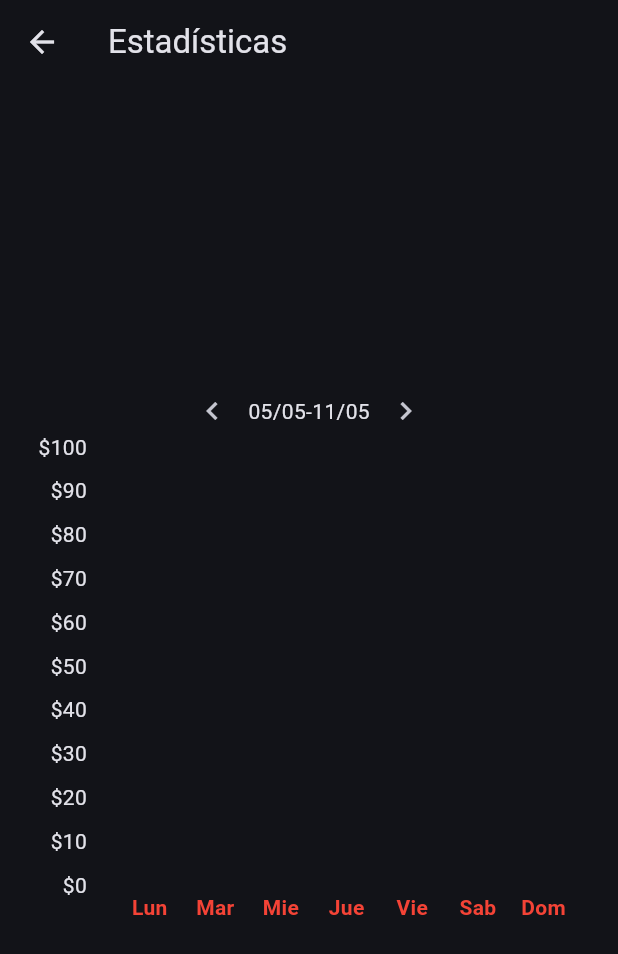
After one commit to EAhumada08/gasto-0, a Flutter app: the Statistics screen opened by its route, after a tap on the "chevron left" icon, on a phone screen of 412 x 824 dp. The commit adds this screen. Shown: the top 954 px of the screen. Run offline on Flutter 3.47's test engine with Material 3 defaults, Android fonts, the phone set to English and light mode, and no system bars; drawn by our look-alikes of fl_chart; our stand-ins replace flutter_secure_storage; accounts and stored records are empty.

Commit message:
Agregar pantalla de estadísticas y gráfico de gastos semanales; actualizar rutas y dependencias(FlChart)

```diff
--- /dev/null
+++ b/devtools_options.yaml
@@ -0,0 +1,3 @@
+description: This file stores settings for Dart & Flutter DevTools.
+documentation: https://docs.flutter.dev/tools/devtools/extensions#configure-extension-enablement-states
+extensions:
--- /dev/null
+++ b/lib/Models/expense.dart
@@ -0,0 +1,13 @@
+class Expense {
+  final String descpription;
+  final double amount;
+  final String category;
+  final DateTime date;
+
+  const Expense({
+    required this.descpription,
+    required this.amount,
+    required this.category,
+    required this.date,
+  });
+}
--- /dev/null
+++ b/lib/features/gastos/screens/statistics.dart
@@ -0,0 +1,35 @@
+import 'package:fl_chart/fl_chart.dart';
+import 'package:flutter/material.dart';
+import 'package:gasto_0/Models/expense.dart';
+import 'package:gasto_0/features/gastos/widgets/weekly_expenses_chart.dart';
+
+class Statistics extends StatelessWidget {
+  const Statistics({super.key});
+
+  @override
+  Widget build(BuildContext context) {
+    return Scaffold(
+        appBar: AppBar(
+          title: const Text('Estadísticas'),
+        ),
+        body: Center(
+          child: WeeklyExpensesChart(expenses: <Expense>[
+            Expense(
+                descpription: 'Gasto',
+                amount: 1500,
+                category: 'Gasto',
+                date: DateTime(2025, 5, 15)),
+            Expense(
+                descpription: 'Gasto',
+                amount: 500,
+                category: 'Gasto',
+                date: DateTime(2025, 5, 12)),
+            Expense(
+                descpription: 'Gasto',
+                amount: 100,
+                category: 'Gasto',
+                date: DateTime(2025, 5, 18))
+          ]),
+        ));
+  }
+}
--- /dev/null
+++ b/lib/features/gastos/widgets/weekly_expenses_chart.dart
@@ -0,0 +1,198 @@
+import 'package:fl_chart/fl_chart.dart';
+import 'package:flutter/material.dart';
+import 'package:gasto_0/Models/expense.dart';
+import 'package:intl/intl.dart';
+
+class WeeklyExpensesChart extends StatefulWidget {
+  final List<Expense> expenses;
+
+  const WeeklyExpensesChart({super.key, required this.expenses});
+
+  @override
+  State<WeeklyExpensesChart> createState() => _WeeklyExpensesChartState();
+}
+
+class _WeeklyExpensesChartState extends State<WeeklyExpensesChart> {
+  DateTimeRange selectedWeek = _getCurrentWeek();
+
+  static DateTimeRange _getCurrentWeek() {
+    final now = DateTime.now();
+    final start = now.subtract(Duration(days: now.weekday - 1));
+    return DateTimeRange(
+        start: DateTime(start.year, start.month, start.day),
+        end: start.add(const Duration(days: 6)));
+  }
+
+  @override
+  Widget build(BuildContext context) {
+    final weeklyExpenses = widget.expenses
+        .where((expense) =>
+            (expense.date.isAfter(selectedWeek.start) ||
+                expense.date.isAtSameMomentAs(selectedWeek.start)) &&
+            (expense.date.isBefore(selectedWeek.end) ||
+                expense.date.isAtSameMomentAs(selectedWeek.end)))
+        .toList();
+
+    List<DateTime> weeklyDates = [];
+    for (int i = 0; i < 7; i++) {
+      weeklyDates.add(DateTime(selectedWeek.start.year,
+          selectedWeek.start.month, selectedWeek.start.day + i));
+    }
+
+    final dailyData = _processExpensesByDay(weeklyExpenses, weeklyDates);
+
+    return AspectRatio(
+      aspectRatio: 1,
+      child: Padding(
+        padding: const EdgeInsets.all(16.0),
+        child: Column(
+          crossAxisAlignment: CrossAxisAlignment.stretch,
+          children: [
+            Row(
+              mainAxisSize: MainAxisSize.min,
+              mainAxisAlignment: MainAxisAlignment.center,
+              children: [
+                IconButton(
+                    onPressed: () => _changeWeek(-1),
+                    icon: const Icon(Icons.chevron_left)),
+                Text('${DateFormat('dd/MM').format(selectedWeek.start)}-'
+                    '${DateFormat('dd/MM').format(selectedWeek.end)}'),
+                IconButton(
+                    onPressed: () => _changeWeek(1),
+                    icon: Icon(Icons.chevron_right)),
+              ],
+            ),
+            Expanded(
+              child: BarChart(BarChartData(
+                  maxY: _calculateMaxY(dailyData),
+                  barGroups: _buildBarGroups(dailyData),
+                  titlesData: _buildTitlesData(),
+                  gridData: FlGridData(show: false),
+                  borderData: FlBorderData(show: false))),
+            )
+          ],
+        ),
+      ),
+    );
+  }
+
+  List<BarChartGroupData> _buildBarGroups(Map<DateTime, double> dailyData) {
+    final sortedDates = dailyData.keys.toList()..sort();
+
+    return List.generate(sortedDates.length, (index) {
+      final date = sortedDates[index];
+      final amount = dailyData[date]!;
+
+      return BarChartGroupData(
+        x: index,
+        barRods: [
+          BarChartRodData(
+            toY: amount,
+            color: Colors.blue,
+            width: 20,
+            borderRadius: BorderRadius.circular(5),
+          ),
+        ],
+      );
+    });
+  }
+
+  FlTitlesData _buildTitlesData() {
+    return FlTitlesData(
+      show: true,
+      topTitles: AxisTitles(
+          sideTitles: SideTitles(showTitles: false, reservedSize: 0)),
+      bottomTitles: AxisTitles(
+          sideTitles: SideTitles(
+              getTitlesWidget: bottomTitles,
+              showTitles: true,
+              reservedSize: 40)),
+      rightTitles: AxisTitles(sideTitles: SideTitles(showTitles: false)),
+      leftTitles: AxisTitles(
+          sideTitles: SideTitles(
+              showTitles: true, getTitlesWidget: leftTitles, reservedSize: 50)),
+    );
+  }
+
+  Widget leftTitles(double value, TitleMeta meta) {
+    final Widget text = Text(
+      '\$${value.toInt()}',
+      style: const TextStyle(
+        fontSize: 14,
+      ),
+    );
+
+    return SideTitleWidget(
+      meta: meta,
+      space: 8,
+      child: text,
+    );
+  }
+
+  Widget bottomTitles(double value, TitleMeta meta) {
+    final titles = <String>['Lun', 'Mar', 'Mie', 'Jue', 'Vie', 'Sab', 'Dom'];
+
+    final Widget text = Text(
+      titles[value.toInt()],
+      style: const TextStyle(
+        color: Colors.red,
+        fontWeight: FontWeight.bold,
+        fontSize: 14,
+      ),
+    );
+    return SideTitleWidget(
+      meta: meta,
+      space: 5,
+      child: text,
+    );
+  }
+
+  double _calculateMaxY(Map<DateTime, double> dailyData) {
+    double maxY = 0;
+    for (var value in dailyData.values) {
+      if (value > maxY) {
+        maxY = value;
+      }
+    }
+    return maxY + 100;
+  }
+
+  Map<DateTime, double> _processExpensesByDay(
+      List<Expense> expenses, List<DateTime> weeklyDates) {
+    final dailyExpenses = <DateTime, double>{};
+
+    for (var expense in expenses) {
+      final date = DateTime(
+        expense.date.year,
+        expense.date.month,
+        expense.date.day,
+      );
+
+      dailyExpenses.update(
+        date,
+        (value) => value + expense.amount,
+        ifAbsent: () => expense.amount,
+      );
+    }
+
+    for (var date in weeklyDates) {
+      dailyExpenses.putIfAbsent(date, () => 0);
+    }
+    return dailyExpenses;
+  }
+
+  void _changeWeek(int delta) {
+    setState(() {
+      final duration = Duration(days: 7);
+      if (delta < 0) {
+        selectedWeek = DateTimeRange(
+            start: selectedWeek.start.subtract(duration),
+            end: selectedWeek.end.subtract(duration));
+      } else {
+        selectedWeek = DateTimeRange(
+            start: selectedWeek.start.add(duration),
+            end: selectedWeek.end.add(duration));
+      }
+    });
+  }
+}
--- a/lib/features/home/widgets/drawer_menu.dart
+++ b/lib/features/home/widgets/drawer_menu.dart
@@ -4,7 +4,9 @@ import 'package:gasto_0/features/auth/screens/login.dart';
 Widget drawerMenu(BuildContext context) {
   return Drawer(
     child: SafeArea(
-      child: Expanded(
+      child: Column(
+        children: [
+          Expanded(
             child: ListView(
               padding: EdgeInsets.zero,
               children: <Widget>[
@@ -36,6 +38,10 @@ Widget drawerMenu(BuildContext context) {
                 ListTile(
                   leading: Icon(Icons.stacked_line_chart_sharp),
                   title: Text('Estadisticas'),
+                  onTap: () => Navigator.pushNamed(
+                    context,
+                    '/statistics',
+                  ),
                 ),
                 Divider(
                   height: 1,
@@ -58,6 +64,8 @@ Widget drawerMenu(BuildContext context) {
               ],
             ),
           ),
+        ],
+      ),
     ),
   );
 }
--- a/lib/routes/routes.dart
+++ b/lib/routes/routes.dart
@@ -1,6 +1,7 @@
 import 'package:flutter/widgets.dart';
 import 'package:gasto_0/features/auth/screens/login.dart';
 import 'package:gasto_0/features/gastos/screens/agregar_gasto.dart';
+import 'package:gasto_0/features/gastos/screens/statistics.dart';
 import 'package:gasto_0/features/home/screens/dashboard.dart';
 
 Map<String, WidgetBuilder> generateRoutes() {
@@ -8,5 +9,6 @@ Map<String, WidgetBuilder> generateRoutes() {
     '/': (context) => const Dashboard(),
     '/agregar_gasto': (context) => AgregarGasto(),
     '/login': (context) => const Login(),
+    '/statistics': (context) => const Statistics(),
   };
 }
--- a/pubspec.yaml
+++ b/pubspec.yaml
@@ -37,6 +37,8 @@ dependencies:
   http: ^1.3.0
   flutter_secure_storage: ^9.2.4
   provider: ^6.1.4
+  fl_chart: ^1.0.0
+  intl: ^0.20.2
 
 dev_dependencies:
   flutter_test:
```
Also changed, not shown: pubspec.lock. Lines whose indentation alone changed are shown as unchanged.
